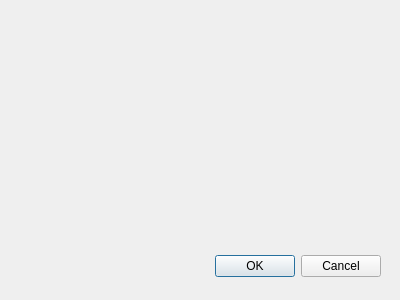
Before: the Qt Designer form BaseballTour/logindialog.ui in ethanl21/BaseballTour, drawn with Qt 5.
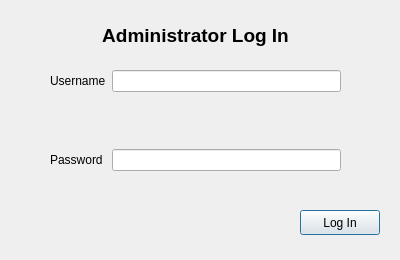
After: the same form once the commit is applied.

Commit message: Complete hashed password check

Diff of the .ui file:
```diff
--- a/BaseballTour/logindialog.ui
+++ b/BaseballTour/logindialog.ui
@@ -7,26 +7,85 @@
     <x>0</x>
     <y>0</y>
     <width>400</width>
-    <height>300</height>
+    <height>260</height>
    </rect>
   </property>
   <property name="windowTitle">
    <string>Dialog</string>
   </property>
-  <widget class="QDialogButtonBox" name="buttonBox">
+  <widget class="QPushButton" name="logInButton">
    <property name="geometry">
     <rect>
-     <x>40</x>
-     <y>250</y>
-     <width>341</width>
-     <height>32</height>
+     <x>300</x>
+     <y>210</y>
+     <width>80</width>
+     <height>25</height>
     </rect>
    </property>
-   <property name="orientation">
-    <enum>Qt::Horizontal</enum>
+   <property name="text">
+    <string>Log In</string>
    </property>
-   <property name="standardButtons">
-    <set>QDialogButtonBox::Cancel|QDialogButtonBox::Ok</set>
+  </widget>
+  <widget class="QWidget" name="formLayoutWidget">
+   <property name="geometry">
+    <rect>
+     <x>50</x>
+     <y>70</y>
+     <width>291</width>
+     <height>101</height>
+    </rect>
+   </property>
+   <layout class="QFormLayout" name="formLayout">
+    <item row="0" column="0">
+     <widget class="QLabel" name="usernameLabel">
+      <property name="text">
+       <string>Username</string>
+      </property>
+     </widget>
+    </item>
+    <item row="0" column="1">
+     <widget class="QLineEdit" name="usernameLineEdit"/>
+    </item>
+    <item row="2" column="0">
+     <widget class="QLabel" name="passwordLabel">
+      <property name="text">
+       <string>Password</string>
+      </property>
+     </widget>
+    </item>
+    <item row="2" column="1">
+     <widget class="QLineEdit" name="passwordLineEdit">
+      <property name="echoMode">
+       <enum>QLineEdit::Password</enum>
+      </property>
+     </widget>
+    </item>
+    <item row="1" column="1">
+     <spacer name="verticalSpacer">
+      <property name="orientation">
+       <enum>Qt::Vertical</enum>
+      </property>
+      <property name="sizeHint" stdset="0">
+       <size>
+        <width>20</width>
+        <height>40</height>
+       </size>
+      </property>
+     </spacer>
+    </item>
+   </layout>
+  </widget>
+  <widget class="QLabel" name="label">
+   <property name="geometry">
+    <rect>
+     <x>20</x>
+     <y>10</y>
+     <width>351</width>
+     <height>51</height>
+    </rect>
+   </property>
+   <property name="text">
+    <string>&lt;html&gt;&lt;head/&gt;&lt;body&gt;&lt;p align=&quot;center&quot;&gt;&lt;span style=&quot; font-size:14pt; font-weight:600;&quot;&gt;Administrator Log In&lt;/span&gt;&lt;/p&gt;&lt;/body&gt;&lt;/html&gt;</string>
    </property>
   </widget>
  </widget>
```
Left out of the diff: 35 changed lines with no effect on the pictures. The commit also changes 6 other files.
